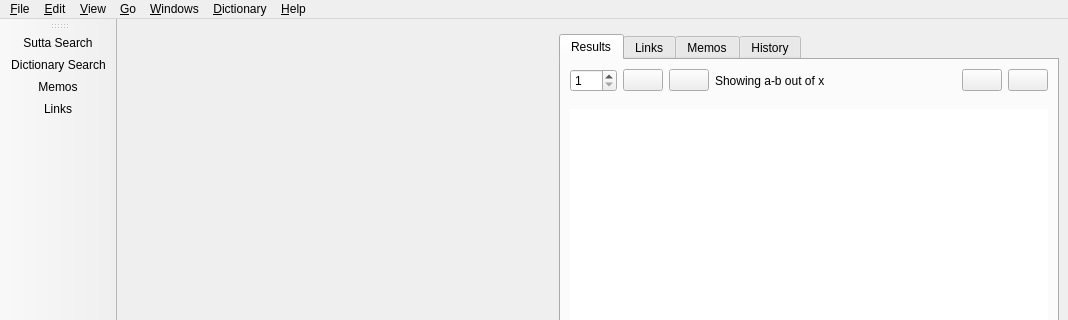
Before: the Qt Designer form simsapa/assets/ui/dictionary_search_window.ui in simsapa/simsapa, drawn with Qt 5; both pictures show x 0 to 1068 and y 0 to 320 of the 1068 by 642 pixel window.
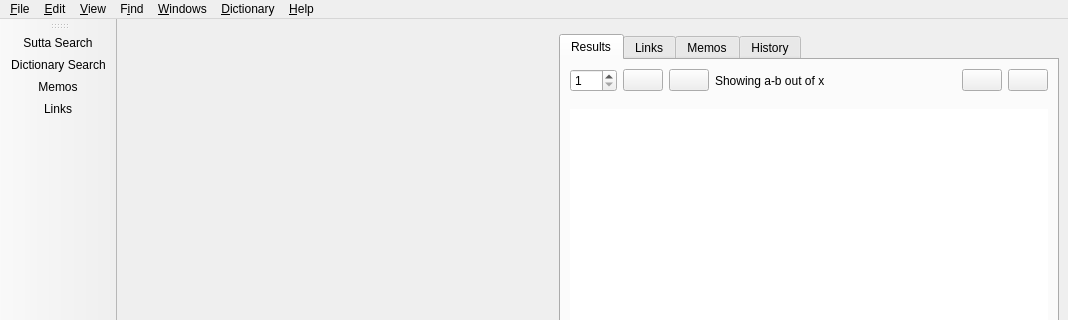
After: the same form once the commit is applied. Icons and pictures are not drawn.

Commit message: double click word to lookup in dictionary

Diff of the .ui file:
```diff
--- a/simsapa/assets/ui/dictionary_search_window.ui
+++ b/simsapa/assets/ui/dictionary_search_window.ui
@@ -520,9 +520,9 @@
     <addaction name="action_Select_Dictionaries"/>
     <addaction name="action_Import_from_StarDict"/>
    </widget>
-   <widget class="QMenu" name="menu_Go">
+   <widget class="QMenu" name="menu_Find">
     <property name="title">
-     <string>&amp;Go</string>
+     <string>F&amp;ind</string>
     </property>
     <addaction name="action_Search_As_You_Type"/>
     <addaction name="action_Search_Completion"/>
@@ -541,7 +541,7 @@
    <addaction name="menu_File"/>
    <addaction name="menu_Edit"/>
    <addaction name="menu_View"/>
-   <addaction name="menu_Go"/>
+   <addaction name="menu_Find"/>
    <addaction name="menu_Windows"/>
    <addaction name="menu_Dictionary"/>
    <addaction name="menu_Help"/>
```
Left out of the diff: 21 changed lines with no effect on the pictures. The commit also changes 19 other files.
